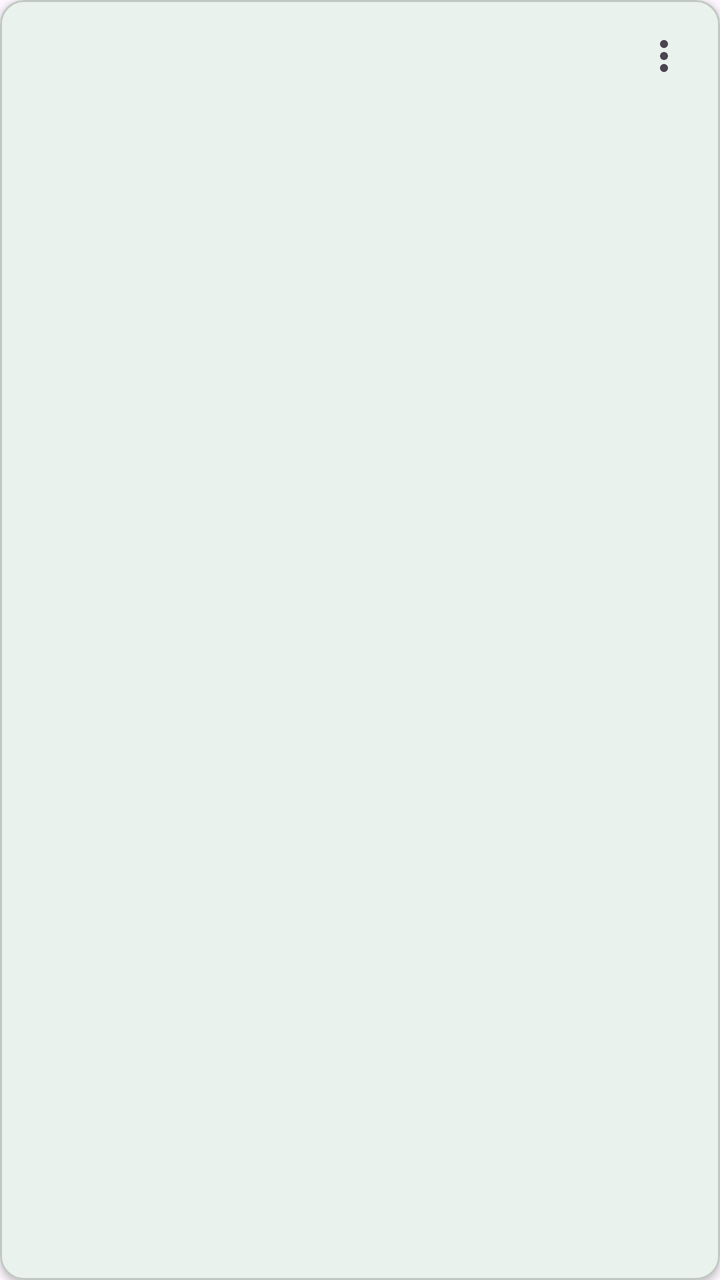
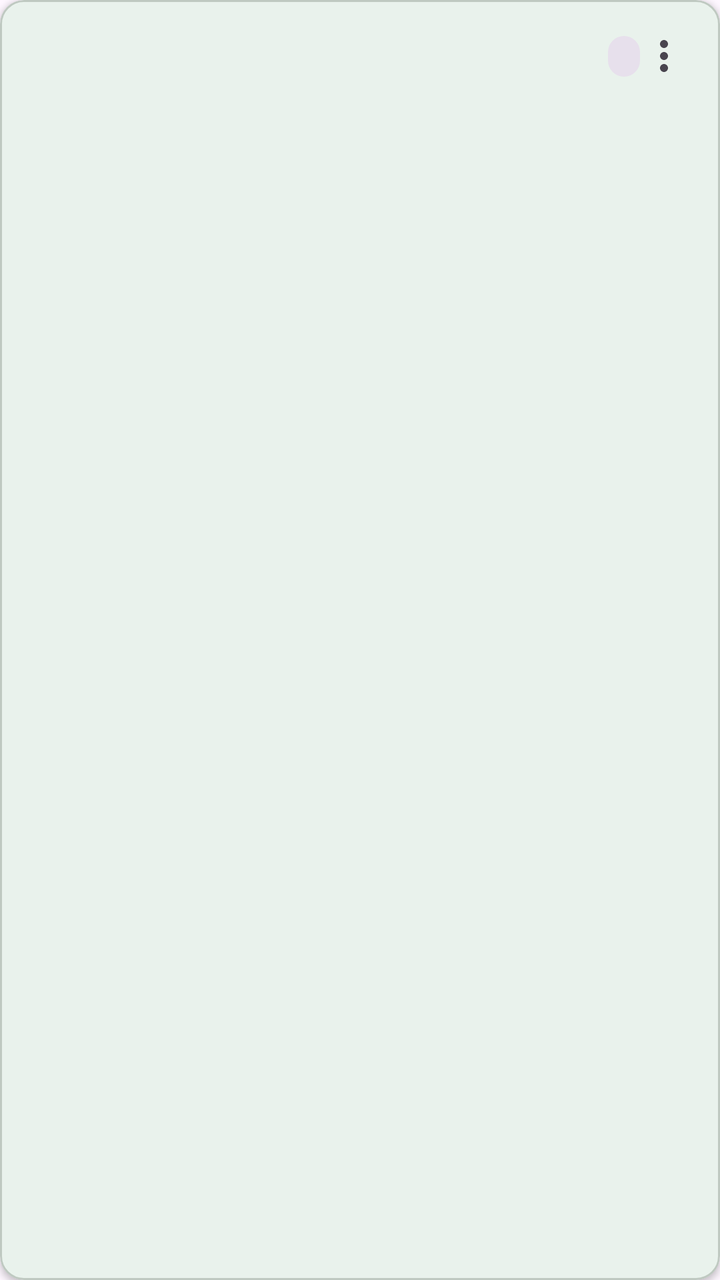

Compare the two renders of this Android layout. The source of the first and the diff that turns it into the second are given below.
<!-- AndroidManifest.xml: application theme PluginTheme -->
<!-- res/layout/item_template.xml -->
<?xml version="1.0" encoding="utf-8"?>
<com.google.android.material.card.MaterialCardView xmlns:android="http://schemas.android.com/apk/res/android"
    xmlns:app="http://schemas.android.com/apk/res-auto"
    android:layout_width="match_parent"
    android:layout_height="wrap_content"
    android:layout_marginHorizontal="12dp"
    android:layout_marginVertical="6dp"
    app:cardCornerRadius="12dp"
    app:cardElevation="2dp">

    <LinearLayout
        android:layout_width="match_parent"
        android:layout_height="wrap_content"
        android:orientation="horizontal"
        android:padding="16dp">

        <LinearLayout
            android:layout_width="0dp"
            android:layout_height="wrap_content"
            android:layout_weight="1"
            android:orientation="vertical">

            <LinearLayout
                android:layout_width="match_parent"
                android:layout_height="wrap_content"
                android:gravity="center_vertical"
                android:orientation="horizontal">

                <TextView
                    android:id="@+id/tvTemplateName"
                    android:layout_width="0dp"
                    android:layout_height="wrap_content"
                    android:layout_weight="1"
                    android:textSize="18sp"
                    android:textStyle="bold" />

                <TextView
                    android:id="@+id/tvTemplateVersion"
                    android:layout_width="wrap_content"
                    android:layout_height="wrap_content"
                    android:layout_marginStart="8dp"
                    android:textColor="?android:attr/textColorSecondary"
                    android:textSize="12sp" />

            </LinearLayout>

            <TextView
                android:id="@+id/tvTemplateDesc"
                android:layout_width="match_parent"
                android:layout_height="wrap_content"
                android:layout_marginTop="4dp"
                android:ellipsize="end"
                android:maxLines="2"
                android:textColor="?android:attr/textColorSecondary"
                android:textSize="14sp" />

        </LinearLayout>

        <ImageButton
            android:id="@+id/btnMenu"
            android:layout_width="wrap_content"
            android:layout_height="wrap_content"
            android:background="?android:attr/selectableItemBackgroundBorderless"
            android:contentDescription="More options"
            android:src="@drawable/ic_more_vert" />

    </LinearLayout>
</com.google.android.material.card.MaterialCardView>
<!-- resources referenced by this layout -->
<resources>
  <!-- drawable ic_more_vert (drawable) -->
  <?xml version="1.0" encoding="utf-8"?>
  <vector xmlns:android="http://schemas.android.com/apk/res/android"
      android:width="24dp"
      android:height="24dp"
      android:viewportWidth="24"
      android:viewportHeight="24"
      android:tint="?android:attr/textColorSecondary">
      <path
          android:fillColor="@android:color/white"
          android:pathData="M12,8c1.1,0 2,-0.9 2,-2s-0.9,-2 -2,-2 -2,0.9 -2,2 0.9,2 2,2zM12,10c-1.1,0 -2,0.9 -2,2s0.9,2 2,2 2,-0.9 2,-2 -0.9,-2 -2,-2zM12,16c-1.1,0 -2,0.9 -2,2s0.9,2 2,2 2,-0.9 2,-2 -0.9,-2 -2,-2z" />
  </vector>
  <style name="PluginTheme" parent="Theme.Material3.DayNight.NoActionBar">
          <item name="colorPrimary">@color/plugin_primary</item>
          <item name="colorOnPrimary">@color/plugin_on_primary</item>
          <item name="colorPrimaryContainer">@color/plugin_primary_container</item>
          <item name="colorOnPrimaryContainer">@color/plugin_on_primary_container</item>
          <item name="colorSecondary">@color/plugin_secondary</item>
          <item name="colorOnSecondary">@color/plugin_on_secondary</item>
          <item name="colorSurface">@color/plugin_surface</item>
          <item name="colorOnSurface">@color/plugin_on_surface</item>
          <item name="colorOnSurfaceVariant">@color/plugin_on_surface_variant</item>
          <item name="colorOutline">@color/plugin_outline</item>
          <item name="colorOutlineVariant">@color/plugin_outline_variant</item>
      </style>
  <color name="plugin_primary">#006C4C</color>
  <color name="plugin_on_primary">#FFFFFF</color>
  <color name="plugin_primary_container">#89F8C7</color>
  <color name="plugin_on_primary_container">#002114</color>
  <color name="plugin_secondary">#4D6357</color>
  <color name="plugin_on_secondary">#FFFFFF</color>
  <color name="plugin_surface">#FBFDF9</color>
  <color name="plugin_on_surface">#191C1A</color>
  <color name="plugin_on_surface_variant">#404943</color>
  <color name="plugin_outline">#707973</color>
  <color name="plugin_outline_variant">#BFC9C1</color>
</resources>

<!-- the commit's change to res/layout/item_template.xml (unified diff, before → after) -->
@@ -39,8 +39,11 @@
                     android:layout_width="wrap_content"
                     android:layout_height="wrap_content"
                     android:layout_marginStart="8dp"
-                    android:textColor="?android:attr/textColorSecondary"
-                    android:textSize="12sp" />
+                    android:background="@drawable/bg_rounded_chip"
+                    android:paddingHorizontal="8dp"
+                    android:paddingVertical="2dp"
+                    android:textAppearance="?attr/textAppearanceCaption"
+                    android:textColor="?attr/colorOnSurfaceVariant" />
 
             </LinearLayout>
 
<!-- resource entries referenced after the edit -->
@@ -1,5 +1,12 @@
 <!-- resources referenced by this layout -->
 <resources>
+  <!-- drawable bg_rounded_chip (drawable) -->
+  <?xml version="1.0" encoding="utf-8"?>
+  <shape xmlns:android="http://schemas.android.com/apk/res/android"
+      android:shape="rectangle">
+      <corners android:radius="12dp" />
+      <solid android:color="?attr/colorSurfaceVariant" />
+  </shape>
   <!-- drawable ic_more_vert (drawable) -->
   <?xml version="1.0" encoding="utf-8"?>
   <vector xmlns:android="http://schemas.android.com/apk/res/android"
